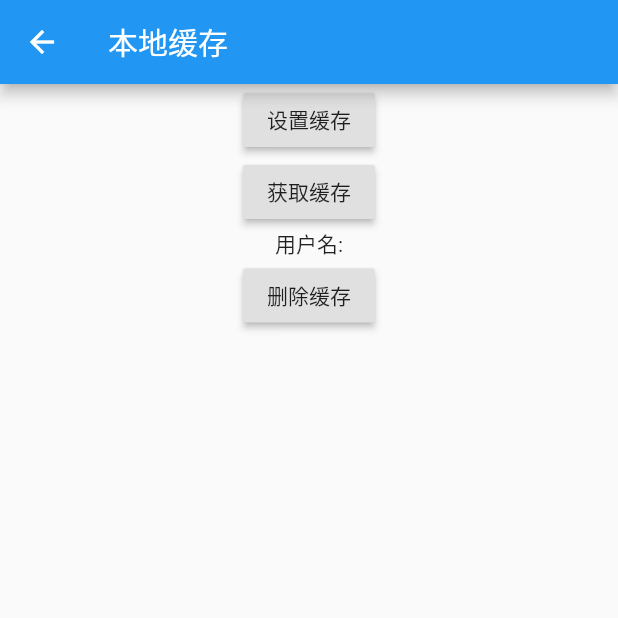
After one commit to lifan-github/flutter_learn_app, a Flutter app: the LocalCachePage screen opened directly, after a tap on "获取缓存", after a tap on "删除缓存", on a phone screen of 412 x 824 dp, the top half of it. The commit adds this screen. Run offline on Flutter 3.47's test engine with Material 2 defaults, Android fonts, the phone set to English and light mode, and no system bars; our stand-ins replace dio, shared_preferences; accounts and stored records are empty.

Commit message:
本地缓存使用方法

```diff
--- a/lib/main.dart
+++ b/lib/main.dart
@@ -4,6 +4,8 @@ import 'package:flutter_learn_app/views/assets/details.dart';
 import 'package:flutter_learn_app/views/home/details.dart';
 import 'package:flutter_learn_app/views/home/gridView.dart';
 import 'package:flutter_learn_app/views/home/listview.dart';
+import 'package:flutter_learn_app/views/home/listview_load_more_page.dart';
+import 'package:flutter_learn_app/views/home/local_cache_page.dart';
 import 'package:flutter_learn_app/views/home/network.dart';
 import 'package:flutter_learn_app/views/login/login.dart';
 import 'package:flutter_learn_app/views/noRoute/no_route.dart';
@@ -46,7 +48,9 @@ class MyApp extends StatelessWidget {
           "listview_page": (context) => ListViewPage(),
           "gridview_page": (context) => GridViewPage(),
           "assets_details": (context) => AssetsDetails(),
-          "user_details": (context) => UserDetails()
+          "user_details": (context) => UserDetails(),
+          "local_cache_page": (context) => LocalCachePage(),
+          "listview_load_more_page": (context) => ListViewLoadMorePage(),
         };
         if(!isLogin){
           return MaterialPageRoute(builder: (context) => LoginRoute());
--- a/lib/views/home/gridView.dart
+++ b/lib/views/home/gridView.dart
@@ -1,4 +1,3 @@
-import 'dart:convert';
 import 'package:flutter/material.dart';
 
 const CITY_NAMES = ['北京', '上海', '广州', '深圳', '杭州', '苏州', '成都', '武汉', '郑州', '厦门', '南京'];
--- a/lib/views/home/home_page.dart
+++ b/lib/views/home/home_page.dart
@@ -10,9 +10,10 @@ class _HomePageState extends State<HomePage> {
   var item1 = const {'labelText': '网络请求', 'route': 'network_page'};
   var item2 = const {'labelText': '父部件、子部件之间传值及回调', 'route': '222'};
   var item3 = const {'labelText': '跨部件共享数据', 'route': '333'};
-  var item4 = const {'labelText': '本地数据储存', 'route': '444'};
+  var item4 = const {'labelText': '本地缓存', 'route': 'local_cache_page'};
   var item5 = const {'labelText': 'ListView列表', 'route': 'listview_page'};
   var item6 = const {'labelText': 'GridView列表', 'route': 'gridview_page'};
+  var item7 = const {'labelText': 'ListView加载更多', 'route': 'listview_load_more_page'};
 
   @override
   void initState() {
@@ -36,6 +37,7 @@ class _HomePageState extends State<HomePage> {
                 _ListItem(item4),
                 _ListItem(item5),
                 _ListItem(item6),
+                _ListItem(item7),
               ],
             ),
           )
--- a/lib/views/home/listview.dart
+++ b/lib/views/home/listview.dart
@@ -1,4 +1,3 @@
-import 'dart:convert';
 import 'package:flutter/material.dart';
 
 const CITY_NAMES = ['北京', '上海', '广州', '深圳', '杭州', '苏州', '成都', '武汉', '郑州'];
--- /dev/null
+++ b/lib/views/home/local_cache_page.dart
@@ -0,0 +1,59 @@
+import 'package:flutter/material.dart';
+import 'package:shared_preferences/shared_preferences.dart';
+
+class LocalCachePage extends StatefulWidget {
+  @override
+  _LocalCachePageState createState() => _LocalCachePageState();
+}
+
+class _LocalCachePageState extends State<LocalCachePage> {
+  String userName;
+  Future<SharedPreferences> _prefs = SharedPreferences.getInstance();
+  void _setLocahe() async {
+    final SharedPreferences prefs = await _prefs;
+    var name = "lily";
+    prefs.setString('USER_NAME', name);
+  }
+
+  void _getLocahe() async {
+    final SharedPreferences prefs = await _prefs;
+    String userInfo = prefs.getString('USER_NAME');
+    setState(() {
+      userName = userInfo;
+    });
+  }
+
+  void _deleteLocahe() async {
+    final SharedPreferences prefs = await _prefs;
+    prefs.remove("USER_NAME");
+    String userInfo = prefs.getString('USER_NAME');
+    setState(() {
+      userName = userInfo;
+    });
+  }
+
+  @override
+  Widget build(BuildContext context) {
+    return Scaffold(
+      appBar: AppBar(
+        title: Text('本地缓存'),
+      ),
+      body: Center(
+          child: Column(children: <Widget>[
+        RaisedButton(
+          child: Text('设置缓存'),
+          onPressed: () => _setLocahe(),
+        ),
+        RaisedButton(
+          child: Text('获取缓存'),
+          onPressed: () => _getLocahe(),
+        ),
+        Text('用户名:$userName'),
+        RaisedButton(
+          child: Text('删除缓存'),
+          onPressed: () => _deleteLocahe(),
+        ),
+      ])),
+    );
+  }
+}
--- a/lib/views/home/network.dart
+++ b/lib/views/home/network.dart
@@ -1,5 +1,3 @@
-import 'dart:convert';
-
 import 'package:dio/dio.dart';
 import 'package:flutter/material.dart';
 
--- a/pubspec.yaml
+++ b/pubspec.yaml
@@ -31,6 +31,7 @@ dependencies:
   dio: ^3.0.10
   provider: ^4.3.2+3
   flutter_swiper: ^1.1.6
+  shared_preferences: ^0.5.12+4
 
 
 dev_dependencies:
```
Also changed, not shown: lib/views/home/listview_load_more_page.dart (added, +18 -0 lines), pubspec.lock.
